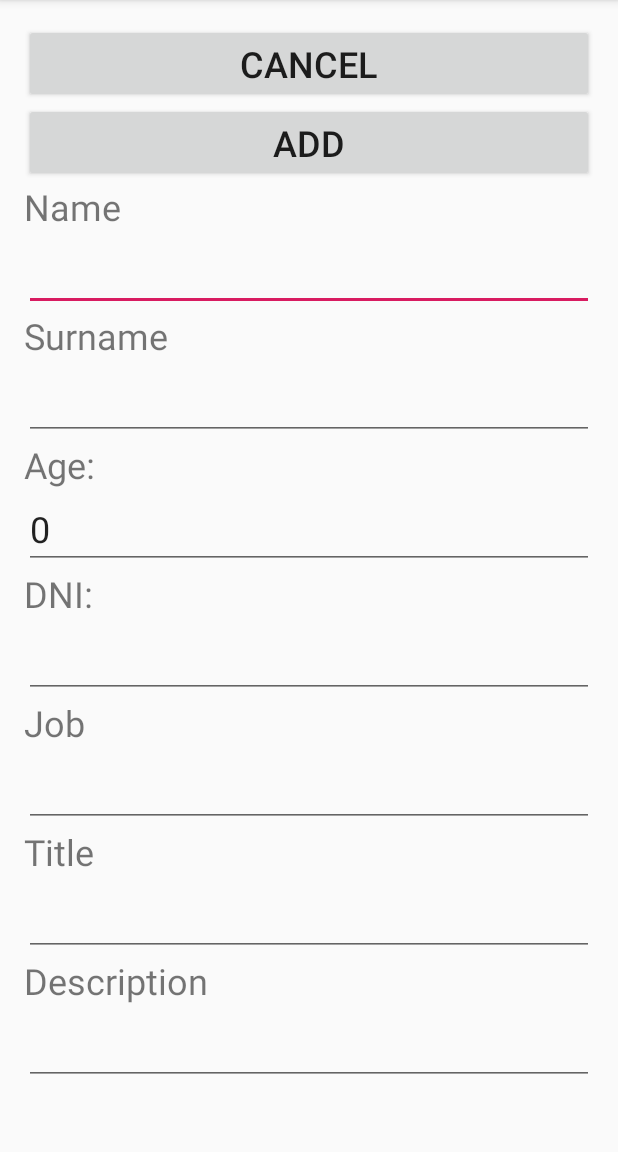
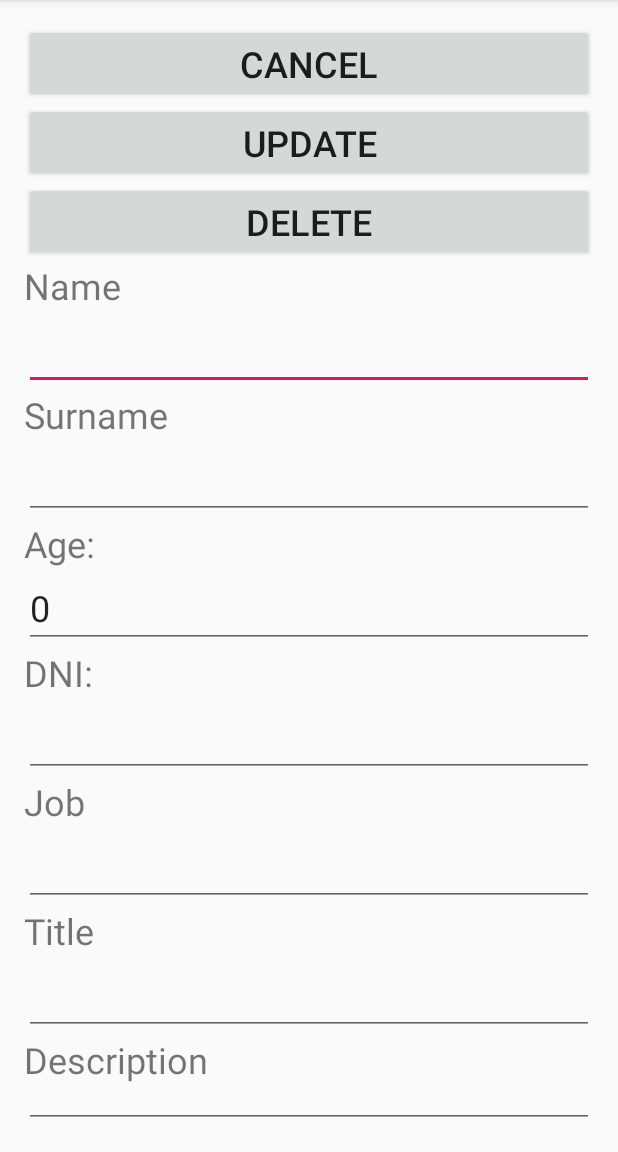
Before and after one commit to miguelleonmarti/masterDetailRealm, an Android app: the DetailActivity screen opened directly, with no data from a screen before it, on a phone screen of 412 x 824 dp, the part 84-1236 px from its top. Run offline under Robolectric (Android 15) with nearby library versions, the phone set to English and light mode, and no system bars; libraries missing offline, so code that uses them is left out: io.realm; 1 statement that could not run was skipped.

Commit message:
Delete done (update yet)

```diff
--- a/app/src/main/java/es/ulpgc/miguel/masterdetailrealm/Detail/DetailActivity.java
+++ b/app/src/main/java/es/ulpgc/miguel/masterdetailrealm/Detail/DetailActivity.java
@@ -1,9 +1,11 @@
 package es.ulpgc.miguel.masterdetailrealm.Detail;
 
 import android.os.Bundle;
+import android.view.View;
 import android.widget.Button;
 import android.widget.EditText;
 import android.widget.TextView;
+import android.widget.Toast;
 
 import androidx.appcompat.app.AppCompatActivity;
 import es.ulpgc.miguel.masterdetailrealm.R;
@@ -16,17 +18,71 @@ public class DetailActivity
   private DetailContract.Presenter presenter;
 
   // buttons
-  private Button cancelButton, addButton;
+  private Button cancelButton, updateButton, deleteButton;
 
   // text views
-  private TextView nameText, surnameText, ageText, jobText, titleText, descriptionText;
+  private TextView nameText, surnameText, ageText, dniText, jobText, titleText, descriptionText;
 
   @Override
   protected void onCreate(Bundle savedInstanceState) {
     super.onCreate(savedInstanceState);
     setContentView(R.layout.activity_detail);
 
-    //
+    // initializing buttons and edit texts
+    cancelButton = findViewById(R.id.cancelButton);
+    updateButton = findViewById(R.id.updateButton);
+    deleteButton = findViewById(R.id.deleteButton);
+
+    nameText = findViewById(R.id.nameText);
+    surnameText = findViewById(R.id.surnameText);
+    ageText = findViewById(R.id.ageText);
+    dniText = findViewById(R.id.dniText);
+    jobText = findViewById(R.id.jobText);
+    titleText = findViewById(R.id.titleText);
+    descriptionText = findViewById(R.id.descriptionText);
+
+    // listeners
+    cancelButton.setOnClickListener(new View.OnClickListener() {
+      @Override
+      public void onClick(View view) {
+        presenter.startMasterScreen();
+      }
+    });
+
+    updateButton.setOnClickListener(new View.OnClickListener() {
+      @Override
+      public void onClick(View view) {
+        String name = nameText.getText().toString();
+        String surname = surnameText.getText().toString();
+        String age = ageText.getText().toString();
+        String dni = dniText.getText().toString();
+        String job = jobText.getText().toString();
+        String title = titleText.getText().toString();
+        String description = descriptionText.getText().toString();
+        if (
+            !name.equals("") &&
+                !surname.equals("") &&
+                !age.equals("") &&
+                !dni.equals("") &&
+                !job.equals("") &&
+                !title.equals("") &&
+                !description.equals("")
+        ) {
+          // TODO: presenter.updatePerson(name, surname, age, dni, job, title, description);
+          presenter.startMasterScreen();
+        } else {
+          Toast.makeText(DetailActivity.this, "There are some empty fields", Toast.LENGTH_SHORT).show();
+        }
+      }
+    });
+
+    deleteButton.setOnClickListener(new View.OnClickListener() {
+      @Override
+      public void onClick(View view) {
+        presenter.deleteUser();
+        presenter.startMasterScreen();
+      }
+    });
 
     // do the setup
     DetailScreen.configure(this);
--- a/app/src/main/java/es/ulpgc/miguel/masterdetailrealm/Detail/DetailContract.java
+++ b/app/src/main/java/es/ulpgc/miguel/masterdetailrealm/Detail/DetailContract.java
@@ -20,10 +20,14 @@ interface DetailContract {
     void injectRouter(Router router);
 
     void fetchData();
+
+    void startMasterScreen();
+
+    void deleteUser();
   }
 
   interface Model {
-    String fetchData();
+    void deleteUser(int id);
   }
 
   interface Router {
@@ -33,5 +37,7 @@ interface DetailContract {
 
     //DetailState getDataFromPreviousScreen();
     Person getDataFromPreviousScreen();
+
+    void navigateToMasterScreen();
   }
 }
--- a/app/src/main/java/es/ulpgc/miguel/masterdetailrealm/add/AddActivity.java
+++ b/app/src/main/java/es/ulpgc/miguel/masterdetailrealm/add/AddActivity.java
@@ -29,7 +29,7 @@ public class AddActivity
 
     // initializing buttons and text views
     cancelButton = findViewById(R.id.cancelButton);
-    addButton = findViewById(R.id.addButton);
+    addButton = findViewById(R.id.updateButton);
 
     nameText = findViewById(R.id.nameText);
     surnameText = findViewById(R.id.surnameText);
--- a/app/src/main/java/es/ulpgc/miguel/masterdetailrealm/master/MasterActivity.java
+++ b/app/src/main/java/es/ulpgc/miguel/masterdetailrealm/master/MasterActivity.java
@@ -34,7 +34,7 @@ public class MasterActivity
         presenter.startDetailScreen(person);
       }
     });
-    addButton = findViewById(R.id.addButton);
+    addButton = findViewById(R.id.updateButton);
 
     // declaring the recyclerView, finding its id and changing its adapter
     RecyclerView recyclerView = findViewById(R.id.doorList);
--- a/app/src/main/java/es/ulpgc/miguel/masterdetailrealm/master/MasterModel.java
+++ b/app/src/main/java/es/ulpgc/miguel/masterdetailrealm/master/MasterModel.java
@@ -20,7 +20,7 @@ public class MasterModel implements MasterContract.Model {
       @Override
       public void onChange(RealmResults<Person> people, OrderedCollectionChangeSet changeSet) {
         if (people.isEmpty()){
-          initPeople();
+          // TODO: QUITAR initPeople();
         }
       }
     });
--- a/app/src/main/res/layout/activity_add.xml
+++ b/app/src/main/res/layout/activity_add.xml
@@ -15,7 +15,7 @@
         android:textSize="24sp" />
 
     <Button
-        android:id="@+id/addButton"
+        android:id="@+id/updateButton"
         android:layout_width="match_parent"
         android:layout_height="wrap_content"
         android:text="@string/add_button_label"
--- a/app/src/main/res/layout/activity_detail.xml
+++ b/app/src/main/res/layout/activity_detail.xml
@@ -3,6 +3,7 @@
     xmlns:tools="http://schemas.android.com/tools"
     android:layout_width="match_parent"
     android:layout_height="match_parent"
+    android:isScrollContainer="true"
     android:orientation="vertical"
     android:padding="16dp"
     tools:context=".Detail.DetailActivity">
@@ -15,10 +16,17 @@
         android:textSize="24sp" />
 
     <Button
-        android:id="@+id/addButton"
+        android:id="@+id/updateButton"
         android:layout_width="match_parent"
         android:layout_height="wrap_content"
-        android:text="@string/add_button_label"
+        android:text="@string/update_button_label"
+        android:textSize="24sp" />
+
+    <Button
+        android:id="@+id/deleteButton"
+        android:layout_width="match_parent"
+        android:layout_height="wrap_content"
+        android:text="@string/delete_button_label"
         android:textSize="24sp" />
 
     <TextView
--- a/app/src/main/res/layout/activity_master.xml
+++ b/app/src/main/res/layout/activity_master.xml
@@ -9,7 +9,7 @@ android:padding="15dp"
 tools:context=".master.MasterActivity">
 
     <Button
-        android:id="@+id/addButton"
+        android:id="@+id/updateButton"
         android:layout_width="match_parent"
         android:layout_height="wrap_content"
         android:text="@string/add_button_label"
--- a/app/src/main/res/values/strings.xml
+++ b/app/src/main/res/values/strings.xml
@@ -9,4 +9,6 @@
     <string name="job_label">Job</string>
     <string name="title_label">Title</string>
     <string name="description_label">Description</string>
+    <string name="update_button_label">Update</string>
+    <string name="delete_button_label">Delete</string>
 </resources>
```
Also changed, not shown: app/src/main/java/es/ulpgc/miguel/masterdetailrealm/Detail/DetailModel.java (+11 -4 lines), app/src/main/java/es/ulpgc/miguel/masterdetailrealm/Detail/DetailPresenter.java (+8 -0 lines), app/src/main/java/es/ulpgc/miguel/masterdetailrealm/Detail/DetailRouter.java (+8 -0 lines).
